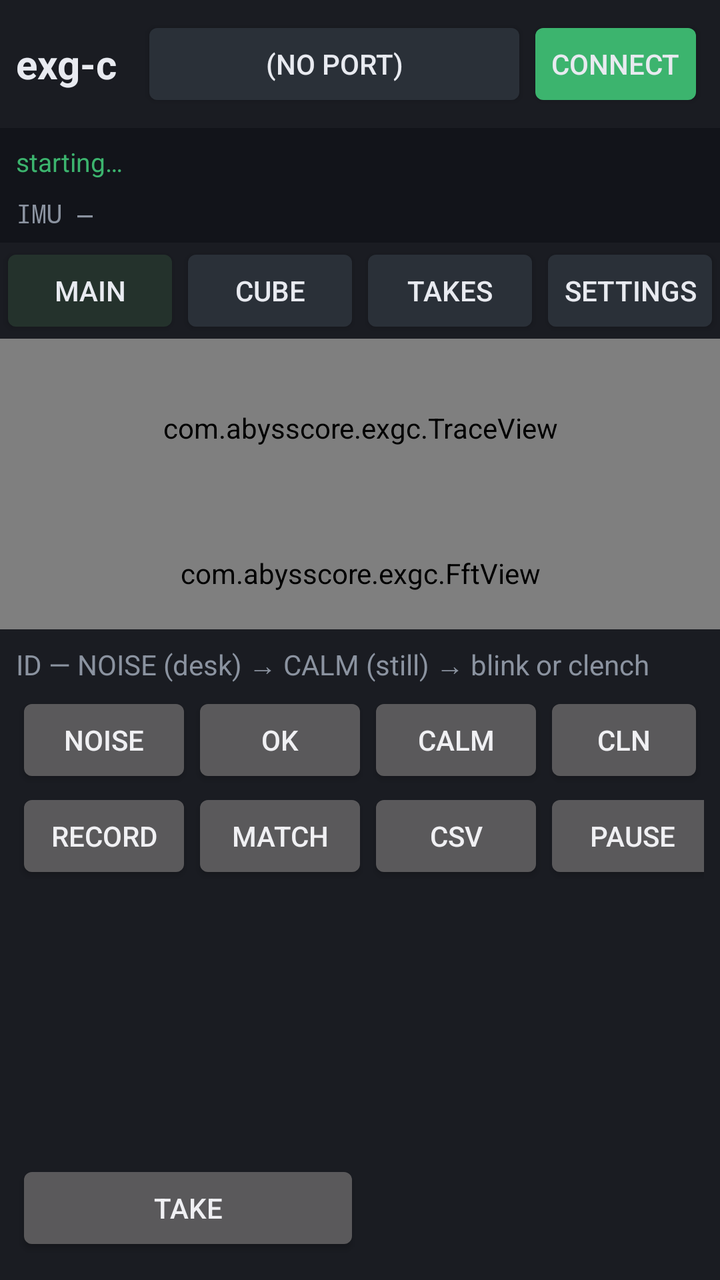
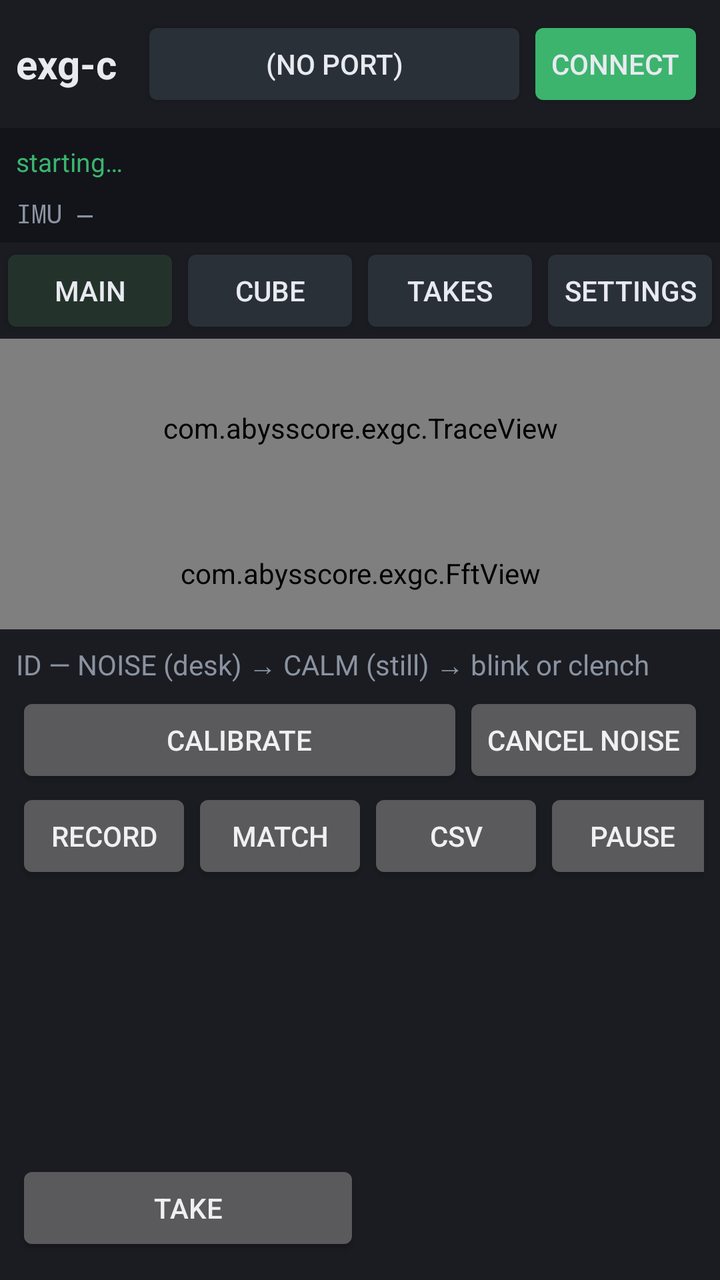

Compare the two renders of this Android layout. The source of the first and the diff that turns it into the second are given below.
<!-- AndroidManifest.xml: application theme android:Theme.DeviceDefault.NoActionBar -->
<!-- res/layout/activity_exg.xml -->
<?xml version="1.0" encoding="utf-8"?>
<LinearLayout xmlns:android="http://schemas.android.com/apk/res/android"
    android:layout_width="match_parent"
    android:layout_height="match_parent"
    android:background="@color/bg"
    android:orientation="vertical">

    <LinearLayout
        android:layout_width="match_parent"
        android:layout_height="wrap_content"
        android:background="@color/panel"
        android:gravity="center_vertical"
        android:padding="8dp">

        <TextView
            android:id="@+id/title"
            android:layout_width="wrap_content"
            android:layout_height="wrap_content"
            android:paddingEnd="12dp"
            android:text="exg-c"
            android:textColor="@color/ink"
            android:textSize="20sp"
            android:textStyle="bold" />

        <Button
            android:id="@+id/port"
            android:layout_width="0dp"
            android:layout_height="wrap_content"
            android:layout_weight="1"
            android:backgroundTint="@color/btn"
            android:text="(no port)"
            android:textColor="@color/ink" />

        <Button
            android:id="@+id/connect"
            android:layout_width="wrap_content"
            android:layout_height="wrap_content"
            android:backgroundTint="@color/ok"
            android:text="Connect"
            android:textColor="@color/ink" />
    </LinearLayout>

    <TextView
        android:id="@+id/status"
        android:layout_width="match_parent"
        android:layout_height="wrap_content"
        android:background="#12141A"
        android:ellipsize="end"
        android:maxLines="2"
        android:padding="8dp"
        android:text="starting…"
        android:textColor="@color/ok"
        android:textSize="13sp" />

    <TextView
        android:id="@+id/imuLine"
        android:layout_width="match_parent"
        android:layout_height="wrap_content"
        android:background="#12141A"
        android:fontFamily="monospace"
        android:paddingLeft="8dp"
        android:paddingRight="8dp"
        android:paddingBottom="6dp"
        android:text="IMU —"
        android:textColor="@color/muted"
        android:textSize="13sp" />

    <LinearLayout
        android:layout_width="match_parent"
        android:layout_height="wrap_content"
        android:background="@color/panel">

        <Button
            android:id="@+id/tabMain"
            android:layout_width="0dp"
            android:layout_height="wrap_content"
            android:layout_weight="1"
            android:backgroundTint="#24322C"
            android:text="Main"
            android:textColor="@color/ink" />

        <Button
            android:id="@+id/tabCube"
            android:layout_width="0dp"
            android:layout_height="wrap_content"
            android:layout_weight="1"
            android:backgroundTint="@color/btn"
            android:text="Cube"
            android:textColor="@color/ink" />

        <Button
            android:id="@+id/tabPoses"
            android:layout_width="0dp"
            android:layout_height="wrap_content"
            android:layout_weight="1"
            android:backgroundTint="@color/btn"
            android:text="Takes"
            android:textColor="@color/ink" />

        <Button
            android:id="@+id/tabSet"
            android:layout_width="0dp"
            android:layout_height="wrap_content"
            android:layout_weight="1"
            android:backgroundTint="@color/btn"
            android:text="Settings"
            android:textColor="@color/ink" />
    </LinearLayout>

    <FrameLayout
        android:layout_width="match_parent"
        android:layout_height="0dp"
        android:layout_weight="1">

        <LinearLayout
            android:id="@+id/mainPane"
            android:layout_width="match_parent"
            android:layout_height="match_parent"
            android:orientation="vertical">

            <com.abysscore.exgc.TraceView
                android:id="@+id/traces"
                android:layout_width="match_parent"
                android:layout_height="0dp"
                android:layout_weight="1" />

            <com.abysscore.exgc.FftView
                android:id="@+id/fft"
                android:layout_width="match_parent"
                android:layout_height="56dp" />
        </LinearLayout>

        <LinearLayout
            android:id="@+id/cubePane"
            android:layout_width="match_parent"
            android:layout_height="match_parent"
            android:orientation="vertical"
            android:visibility="gone">

            <LinearLayout
                android:layout_width="match_parent"
                android:layout_height="wrap_content"
                android:background="@color/panel"
                android:padding="4dp">

                <Button
                    android:id="@+id/cubeViz"
                    android:layout_width="0dp"
                    android:layout_height="wrap_content"
                    android:layout_weight="1"
                    android:text="viz" />

                <Button
                    android:id="@+id/cubeMap"
                    android:layout_width="0dp"
                    android:layout_height="wrap_content"
                    android:layout_weight="1"
                    android:text="map" />

                <Button
                    android:id="@+id/cubeZoomOut"
                    android:layout_width="wrap_content"
                    android:layout_height="wrap_content"
                    android:text="−" />

                <Button
                    android:id="@+id/cubeZoomIn"
                    android:layout_width="wrap_content"
                    android:layout_height="wrap_content"
                    android:text="+" />

                <Button
                    android:id="@+id/cubeFront"
                    android:layout_width="wrap_content"
                    android:layout_height="wrap_content"
                    android:text="front" />

                <Button
                    android:id="@+id/cubeAlgo"
                    android:layout_width="wrap_content"
                    android:layout_height="wrap_content"
                    android:text="algo detect" />
            </LinearLayout>

            <LinearLayout
                android:id="@+id/cubeChRow"
                android:layout_width="match_parent"
                android:layout_height="wrap_content"
                android:background="@color/panel"
                android:padding="2dp" />

            <LinearLayout
                android:id="@+id/cubeMapTools"
                android:layout_width="match_parent"
                android:layout_height="wrap_content"
                android:background="@color/panel"
                android:gravity="center_vertical"
                android:padding="4dp"
                android:visibility="gone">

                <Button
                    android:id="@+id/sitePrev"
                    android:layout_width="wrap_content"
                    android:layout_height="wrap_content"
                    android:text="&lt;" />

                <TextView
                    android:id="@+id/siteLabel"
                    android:layout_width="0dp"
                    android:layout_height="wrap_content"
                    android:layout_weight="1"
                    android:gravity="center"
                    android:text="Fp1"
                    android:textColor="@color/crimson"
                    android:textSize="16sp" />

                <Button
                    android:id="@+id/siteNext"
                    android:layout_width="wrap_content"
                    android:layout_height="wrap_content"
                    android:text="&gt;" />

                <Button
                    android:id="@+id/siteAssign"
                    android:layout_width="wrap_content"
                    android:layout_height="wrap_content"
                    android:text="Assign" />
            </LinearLayout>

            <com.abysscore.exgc.CubeView
                android:id="@+id/cube"
                android:layout_width="match_parent"
                android:layout_height="0dp"
                android:layout_weight="1" />
        </LinearLayout>

        <ScrollView
            android:id="@+id/poses"
            android:layout_width="match_parent"
            android:layout_height="match_parent"
            android:visibility="gone">

            <LinearLayout
                android:layout_width="match_parent"
                android:layout_height="wrap_content"
                android:orientation="vertical"
                android:padding="12dp">

                <TextView
                    android:layout_width="wrap_content"
                    android:layout_height="wrap_content"
                    android:text="Takes only. 1-second blink/clench Record stays on Main."
                    android:textColor="@color/muted" />

                <TextView
                    android:id="@+id/poseHint"
                    android:layout_width="match_parent"
                    android:layout_height="wrap_content"
                    android:paddingTop="8dp"
                    android:paddingBottom="8dp"
                    android:text="Tap a take to compare the live plot against it."
                    android:textColor="@color/ink" />

                <LinearLayout
                    android:id="@+id/poseList"
                    android:layout_width="match_parent"
                    android:layout_height="wrap_content"
                    android:orientation="vertical" />
            </LinearLayout>
        </ScrollView>

        <ScrollView
            android:id="@+id/settings"
            android:layout_width="match_parent"
            android:layout_height="match_parent"
            android:visibility="gone">

            <LinearLayout
                android:layout_width="match_parent"
                android:layout_height="wrap_content"
                android:orientation="vertical"
                android:padding="12dp">

                <TextView
                    android:layout_width="wrap_content"
                    android:layout_height="wrap_content"
                    android:text="Profiles — tap to switch. Long-press to rename or delete. Electrode map stays. Plates and takes recook."
                    android:textColor="@color/muted" />

                <TextView
                    android:id="@+id/profNow"
                    android:layout_width="match_parent"
                    android:layout_height="wrap_content"
                    android:paddingTop="6dp"
                    android:paddingBottom="4dp"
                    android:text="now: (none)"
                    android:textColor="@color/ink" />

                <LinearLayout
                    android:id="@+id/profChips"
                    android:layout_width="match_parent"
                    android:layout_height="wrap_content"
                    android:orientation="vertical"
                    android:paddingTop="4dp" />

                <Button
                    android:id="@+id/profNew"
                    android:layout_width="match_parent"
                    android:layout_height="wrap_content"
                    android:text="Save current as…" />

                <LinearLayout
                    android:layout_width="match_parent"
                    android:layout_height="wrap_content">

                    <Button
                        android:id="@+id/profExport"
                        android:layout_width="0dp"
                        android:layout_height="wrap_content"
                        android:layout_weight="1"
                        android:text="Share file" />

                    <Button
                        android:id="@+id/profImport"
                        android:layout_width="0dp"
                        android:layout_height="wrap_content"
                        android:layout_weight="1"
                        android:text="Open file" />
                </LinearLayout>

                <TextView
                    android:id="@+id/profList"
                    android:layout_width="match_parent"
                    android:layout_height="wrap_content"
                    android:paddingTop="4dp"
                    android:textColor="@color/muted"
                    android:visibility="gone" />

                <TextView
                    android:layout_width="wrap_content"
                    android:layout_height="wrap_content"
                    android:paddingTop="12dp"
                    android:text="View — time window is how much of the plot you see"
                    android:textColor="@color/muted" />

                <LinearLayout
                    android:layout_width="match_parent"
                    android:layout_height="wrap_content">

                    <Button
                        android:id="@+id/win"
                        android:layout_width="0dp"
                        android:layout_height="wrap_content"
                        android:layout_weight="1"
                        android:text="win 2s" />

                    <Button
                        android:id="@+id/scale"
                        android:layout_width="0dp"
                        android:layout_height="wrap_content"
                        android:layout_weight="1"
                        android:text="scale" />
                </LinearLayout>

                <LinearLayout
                    android:layout_width="match_parent"
                    android:layout_height="wrap_content">

                    <Button
                        android:id="@+id/uiScale"
                        android:layout_width="0dp"
                        android:layout_height="wrap_content"
                        android:layout_weight="1"
                        android:text="UI 1.5x" />

                    <Button
                        android:id="@+id/board"
                        android:layout_width="0dp"
                        android:layout_height="wrap_content"
                        android:layout_weight="1"
                        android:text="8-ch + IMU" />
                </LinearLayout>

                <TextView
                    android:layout_width="wrap_content"
                    android:layout_height="wrap_content"
                    android:paddingTop="12dp"
                    android:text="Process — CAR kills shared 50 Hz. Envelope shows a clench as a hump."
                    android:textColor="@color/muted" />

                <LinearLayout
                    android:layout_width="match_parent"
                    android:layout_height="wrap_content">

                    <Button
                        android:id="@+id/band"
                        android:layout_width="0dp"
                        android:layout_height="wrap_content"
                        android:layout_weight="1"
                        android:text="band raw" />

                    <Button
                        android:id="@+id/car"
                        android:layout_width="0dp"
                        android:layout_height="wrap_content"
                        android:layout_weight="1"
                        android:text="CAR" />
                </LinearLayout>

                <LinearLayout
                    android:layout_width="match_parent"
                    android:layout_height="wrap_content">

                    <Button
                        android:id="@+id/detrend"
                        android:layout_width="0dp"
                        android:layout_height="wrap_content"
                        android:layout_weight="1"
                        android:text="raw DC" />

                    <Button
                        android:id="@+id/env"
                        android:layout_width="0dp"
                        android:layout_height="wrap_content"
                        android:layout_weight="1"
                        android:text="wave" />
                </LinearLayout>

                <LinearLayout
                    android:layout_width="match_parent"
                    android:layout_height="wrap_content">

                    <Button
                        android:id="@+id/notch"
                        android:layout_width="0dp"
                        android:layout_height="wrap_content"
                        android:layout_weight="1"
                        android:text="notch" />

                    <Button
                        android:id="@+id/hp"
                        android:layout_width="0dp"
                        android:layout_height="wrap_content"
                        android:layout_weight="1"
                        android:text="hp" />
                </LinearLayout>

                <LinearLayout
                    android:layout_width="match_parent"
                    android:layout_height="wrap_content">

                    <Button
                        android:id="@+id/lp"
                        android:layout_width="0dp"
                        android:layout_height="wrap_content"
                        android:layout_weight="1"
                        android:text="lp off" />

                    <Button
                        android:id="@+id/algo"
                        android:layout_width="0dp"
                        android:layout_height="wrap_content"
                        android:layout_weight="1"
                        android:text="algo detect" />
                </LinearLayout>

                <TextView
                    android:layout_width="wrap_content"
                    android:layout_height="wrap_content"
                    android:paddingTop="12dp"
                    android:text="Channels — tap the site name for RGB, tap gN for gain"
                    android:textColor="@color/muted" />

                <LinearLayout
                    android:id="@+id/chGrid"
                    android:layout_width="match_parent"
                    android:layout_height="wrap_content"
                    android:orientation="vertical"
                    android:paddingTop="12dp" />
            </LinearLayout>
        </ScrollView>
    </FrameLayout>

    <LinearLayout
        android:id="@+id/learnBar"
        android:layout_width="match_parent"
        android:layout_height="wrap_content"
        android:background="@color/panel"
        android:gravity="center_vertical"
        android:orientation="vertical"
        android:padding="8dp">

        <TextView
            android:id="@+id/idLine"
            android:layout_width="match_parent"
            android:layout_height="wrap_content"
            android:paddingBottom="4dp"
            android:text="ID — NOISE (desk) → CALM (still) → blink or clench"
            android:textColor="@color/muted"
            android:textSize="14sp" />

        <LinearLayout
            android:layout_width="match_parent"
            android:layout_height="wrap_content">

            <Button
                android:id="@+id/noise"
                android:layout_width="wrap_content"
                android:layout_height="wrap_content"
                android:text="NOISE" />

            <Button
                android:id="@+id/noiseOk"
                android:layout_width="wrap_content"
                android:layout_height="wrap_content"
                android:text="OK" />

            <Button
                android:id="@+id/calm"
                android:layout_width="wrap_content"
                android:layout_height="wrap_content"
                android:text="CALM" />

            <Button
                android:id="@+id/clean"
                android:layout_width="wrap_content"
                android:layout_height="wrap_content"
                android:text="CLN" />
        </LinearLayout>

        <LinearLayout
            android:layout_width="match_parent"
            android:layout_height="wrap_content">

            <Button
                android:id="@+id/learnName"
                android:layout_width="0dp"
                android:layout_height="wrap_content"
                android:layout_weight="1"
                android:gravity="start|center_vertical"
                android:text="name (tap)"
                android:textColor="@color/ink" />

            <Button
                android:id="@+id/record"
                android:layout_width="wrap_content"
                android:layout_height="wrap_content"
                android:text="Record" />

            <Button
                android:id="@+id/match"
                android:layout_width="wrap_content"
                android:layout_height="wrap_content"
                android:text="MATCH" />

            <Button
                android:id="@+id/csv"
                android:layout_width="wrap_content"
                android:layout_height="wrap_content"
                android:text="CSV" />

            <Button
                android:id="@+id/pause"
                android:layout_width="wrap_content"
                android:layout_height="wrap_content"
                android:text="Pause" />
        </LinearLayout>

        <LinearLayout
            android:layout_width="match_parent"
            android:layout_height="wrap_content"
            android:gravity="center_vertical">

            <Button
                android:id="@+id/atom"
                android:layout_width="0dp"
                android:layout_height="wrap_content"
                android:layout_weight="1"
                android:text="Take" />

            <TextView
                android:id="@+id/atomVs"
                android:layout_width="0dp"
                android:layout_height="wrap_content"
                android:layout_weight="1"
                android:paddingStart="8dp"
                android:text=""
                android:textColor="@color/crimson"
                android:textSize="14sp" />
        </LinearLayout>

        <HorizontalScrollView
            android:layout_width="match_parent"
            android:layout_height="wrap_content"
            android:paddingTop="4dp">

            <LinearLayout
                android:id="@+id/learnChips"
                android:layout_width="wrap_content"
                android:layout_height="wrap_content"
                android:orientation="horizontal" />
        </HorizontalScrollView>
    </LinearLayout>
</LinearLayout>
<!-- resources referenced by this layout -->
<resources>
  <color name="bg">#101218</color>
  <color name="btn">#2A3038</color>
  <color name="crimson">#F22647</color>
  <color name="ink">#E8EAF0</color>
  <color name="muted">#8B93A0</color>
  <color name="ok">#3CB46E</color>
  <color name="panel">#1A1C22</color>
</resources>

<!-- the commit's change to res/layout/activity_exg.xml (unified diff, before → after) -->
@@ -504,28 +504,17 @@
             android:layout_height="wrap_content">
 
             <Button
-                android:id="@+id/noise"
-                android:layout_width="wrap_content"
-                android:layout_height="wrap_content"
-                android:text="NOISE" />
-
-            <Button
-                android:id="@+id/noiseOk"
-                android:layout_width="wrap_content"
-                android:layout_height="wrap_content"
-                android:text="OK" />
-
-            <Button
-                android:id="@+id/calm"
-                android:layout_width="wrap_content"
-                android:layout_height="wrap_content"
-                android:text="CALM" />
+                android:id="@+id/calibrate"
+                android:layout_width="0dp"
+                android:layout_height="wrap_content"
+                android:layout_weight="1"
+                android:text="Calibrate" />
 
             <Button
                 android:id="@+id/clean"
                 android:layout_width="wrap_content"
                 android:layout_height="wrap_content"
-                android:text="CLN" />
+                android:text="Cancel noise" />
         </LinearLayout>
 
         <LinearLayout
